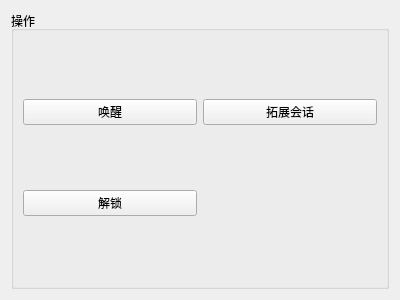
Old version of the form Windows/ACRForm.ui in the repository wtiaw/ZLGCAN.
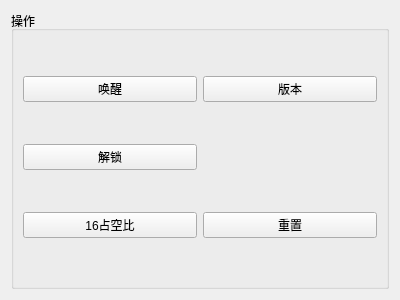
New version of the form.

```diff
--- a/Windows/ACRForm.ui
+++ b/Windows/ACRForm.ui
@@ -30,14 +30,28 @@
       <item row="2" column="0">
        <widget class="QPushButton" name="pushButton_3">
         <property name="text">
-         <string>解锁</string>
+         <string>16占空比</string>
         </property>
        </widget>
       </item>
       <item row="0" column="1">
        <widget class="QPushButton" name="pushButton_2">
         <property name="text">
-         <string>拓展会话</string>
+         <string>版本</string>
+        </property>
+       </widget>
+      </item>
+      <item row="2" column="1">
+       <widget class="QPushButton" name="pushButton_4">
+        <property name="text">
+         <string>重置</string>
+        </property>
+       </widget>
+      </item>
+      <item row="1" column="0">
+       <widget class="QPushButton" name="pushButton_5">
+        <property name="text">
+         <string>解锁</string>
         </property>
        </widget>
       </item>
```
